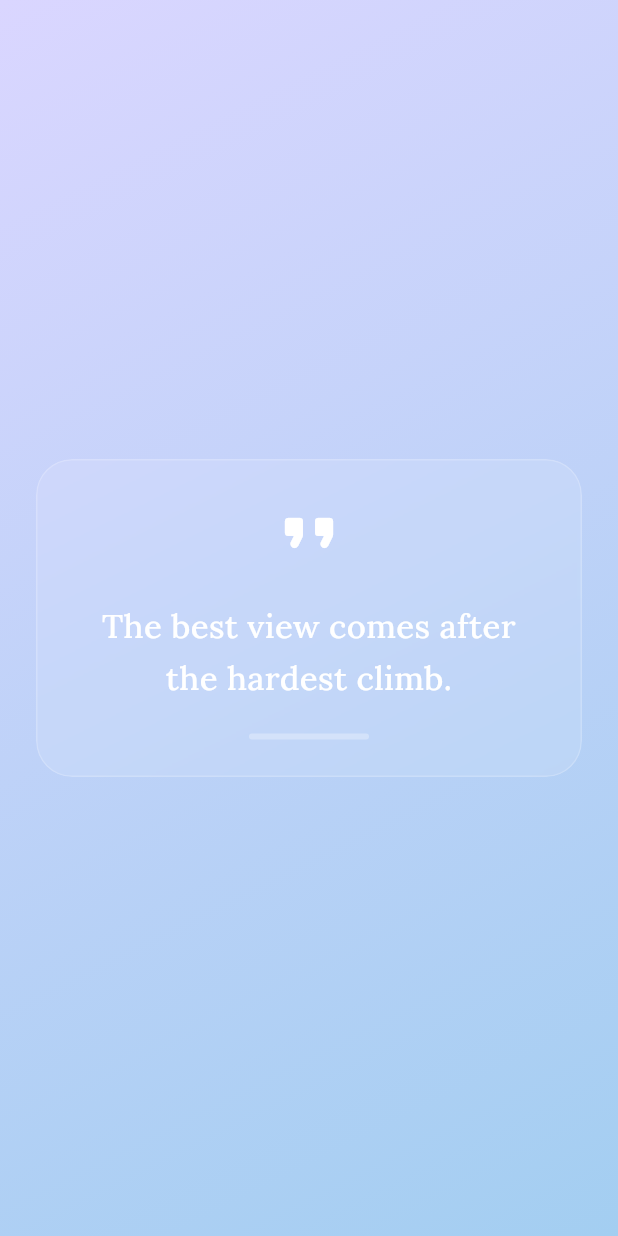
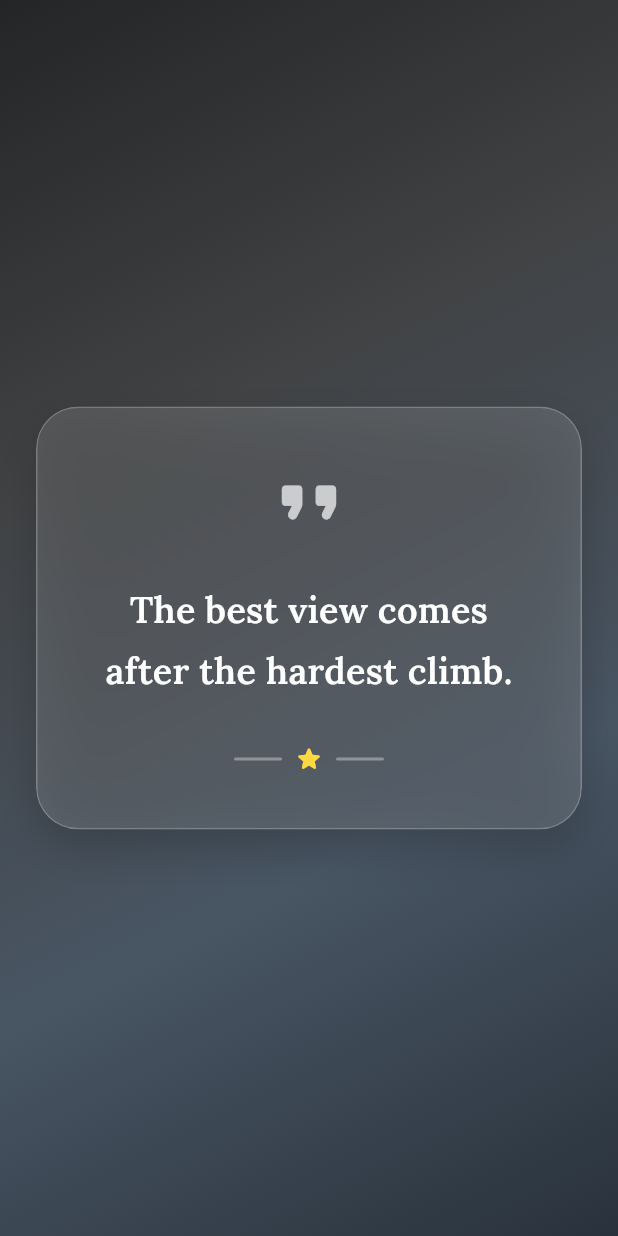
Before and after one commit to shoaib3474/Caress-Care, a Flutter app: the MotivationalScreen screen opened by its route, on a phone screen of 412 x 824 dp. Run offline on Flutter 3.47's test engine with Material 3 defaults, Android fonts, the phone set to English and light mode, and no system bars; our stand-ins replace firebase_auth, firebase_core, get, google_fonts, permission_handler, shared_preferences; accounts and stored records are empty.

Commit message:
check the screen and change app text style

```diff
--- a/lib/main.dart
+++ b/lib/main.dart
@@ -21,9 +21,8 @@ class MyApp extends StatelessWidget {
       debugShowCheckedModeBanner: false,
 
       title: 'Calm Zone',
-      initialRoute: AppRoutes.doctorRefScreen,
+      initialRoute: AppRoutes.mood,
       getPages: AppRoutes.routes,
-      theme: ThemeData(useMaterial3: true, fontFamily: 'Poppins'),
     );
   }
 }
--- a/lib/view/screens/auth/login_screen.dart
+++ b/lib/view/screens/auth/login_screen.dart
@@ -48,10 +48,12 @@ class _LoginScreenState extends State<LoginScreen> {
                   style: AppTextStyles.heading20White,
                 ),
                 SizedBox(height: 10),
-                CustomTextField(
+                  CustomTextField(
                   controller: emailCtrl,
+
                   hintText: 'Enter Your Email',
                 ),
+
                 SizedBox(height: 10),
                 CustomTextField(
                   controller: pwCtrl,
@@ -99,7 +101,7 @@ class _LoginScreenState extends State<LoginScreen> {
                   children: [
                     Text.rich(
                       TextSpan(
-                        text: 'Don\'t have an account? ',
+                        text: 'Don\'t have an account ? ',
                         children: [
                           TextSpan(
                             text: 'Register',
--- a/lib/view/screens/doctor_ref_screen.dart
+++ b/lib/view/screens/doctor_ref_screen.dart
@@ -1,4 +1,5 @@
-import 'package:caress_care/utils/const/app_colors.dart';
+// ignore_for_file: deprecated_member_use
+
 import 'package:flutter/material.dart';
 import 'package:get/get.dart';
 import 'package:url_launcher/url_launcher.dart';
--- a/lib/view/screens/motivational_screen.dart
+++ b/lib/view/screens/motivational_screen.dart
@@ -3,6 +3,7 @@
 import 'dart:math';
 import 'dart:ui';
 import 'package:flutter/material.dart';
+import 'package:flutter/widgets.dart';
 import 'package:google_fonts/google_fonts.dart';
 import 'package:caress_care/utils/const/app_colors.dart';
 
@@ -26,9 +27,10 @@ class _MotivationalScreenState extends State<MotivationalScreen>
     "It always seems impossible until it’s done.",
   ];
 
-  late final String _selectedQuote;
+  String _selectedQuote = ""; // <-- Fix here
   late final AnimationController _controller;
   late final Animation<Offset> _slideAnimation;
+  late final Animation<double> _fadeAnimation;
 
   @override
   void initState() {
@@ -45,6 +47,11 @@ class _MotivationalScreenState extends State<MotivationalScreen>
       end: Offset.zero,
     ).animate(CurvedAnimation(parent: _controller, curve: Curves.easeOut));
 
+    _fadeAnimation = CurvedAnimation(
+      parent: _controller,
+      curve: Curves.easeIn,
+    );
+
     _controller.forward();
   }
 
@@ -59,9 +66,14 @@ class _MotivationalScreenState extends State<MotivationalScreen>
     return Scaffold(
       extendBodyBehindAppBar: true,
       body: Container(
-        decoration: BoxDecoration(
+        decoration: const BoxDecoration(
           gradient: LinearGradient(
-            colors: AppColors.mainGradient,
+            colors: [
+              Color(0xFF232526),
+              Color(0xFF414345),
+              Color(0xFF485563),
+              Color(0xFF29323c),
+            ],
             begin: Alignment.topLeft,
             end: Alignment.bottomRight,
           ),
@@ -71,17 +83,31 @@ class _MotivationalScreenState extends State<MotivationalScreen>
             position: _slideAnimation,
             child: Padding(
               padding: const EdgeInsets.all(24.0),
+              child: Container(
+                decoration: BoxDecoration(
+                  borderRadius: BorderRadius.circular(28),
+                  boxShadow: [
+                    BoxShadow(
+                      color: Colors.black.withOpacity(0.18),
+                      blurRadius: 24,
+                      offset: const Offset(0, 12),
+                    ),
+                  ],
+                ),
                 child: ClipRRect(
-                borderRadius: BorderRadius.circular(24),
+                  borderRadius: BorderRadius.circular(28),
                   child: BackdropFilter(
-                  filter: ImageFilter.blur(sigmaX: 10, sigmaY: 10),
+                    filter: ImageFilter.blur(sigmaX: 16, sigmaY: 16),
                     child: Container(
-                    padding: const EdgeInsets.all(24),
+                      padding: const EdgeInsets.symmetric(
+                        horizontal: 32,
+                        vertical: 36,
+                      ),
                       decoration: BoxDecoration(
-                      color: AppColors.white.withOpacity(0.1),
-                      borderRadius: BorderRadius.circular(24),
+                        color: AppColors.white.withOpacity(0.13),
+                        borderRadius: BorderRadius.circular(28),
                         border: Border.all(
-                        color: AppColors.white.withOpacity(0.2),
+                          color: AppColors.white.withOpacity(0.22),
                         ),
                       ),
                       child: Column(
@@ -89,30 +115,52 @@ class _MotivationalScreenState extends State<MotivationalScreen>
                         children: [
                           const Icon(
                             Icons.format_quote_rounded,
-                          size: 48,
-                          color: AppColors.white,
+                            size: 54,
+                            color: Colors.white70,
                           ),
-                        const SizedBox(height: 20),
-                        Text(
+                          const SizedBox(height: 24),
+                          FadeTransition(
+                            opacity: _fadeAnimation,
+                            child: Text(
                               _selectedQuote,
                               textAlign: TextAlign.center,
                               style: GoogleFonts.lora(
-                            fontSize: 22,
-                            fontWeight: FontWeight.w500,
-                            color: AppColors.white,
-                            height: 1.6,
+                                fontSize: 24,
+                                fontWeight: FontWeight.w600,
+                                color: Colors.white,
+                                height: 1.7,
+                                letterSpacing: 0.2,
                               ),
                             ),
-                        const SizedBox(height: 20),
+                          ),
+                          const SizedBox(height: 28),
+                          Row(
+                            mainAxisAlignment: MainAxisAlignment.center,
+                            children: [
                               Container(
-                          height: 4,
-                          width: 80,
+                                height: 2,
+                                width: 32,
                                 decoration: BoxDecoration(
-                            color: AppColors.white.withOpacity(0.3),
+                                  color: Colors.white.withOpacity(0.35),
+                                  borderRadius: BorderRadius.circular(20),
+                                ),
+                              ),
+                              const SizedBox(width: 8),
+                              Icon(Icons.star_rounded,
+                                  color: Colors.amberAccent, size: 20),
+                              const SizedBox(width: 8),
+                              Container(
+                                height: 2,
+                                width: 32,
+                                decoration: BoxDecoration(
+                                  color: Colors.white.withOpacity(0.35),
                                   borderRadius: BorderRadius.circular(20),
                                 ),
                               ),
                             ],
+                          ),
+                        ],
+                      ),
                     ),
                   ),
                 ),
```
Also changed, not shown: lib/customs/custom_button.dart (+2 -5 lines), lib/customs/custom_text_feild.dart (+2 -6 lines), lib/utils/const/app_text.dart (+4 -4 lines), lib/view/screens/auth/agreement_screen.dart (+19 -1 lines), lib/view/screens/mod_sclection_screen.dart (+2 -6 lines), 1 other file. Lines whose indentation alone changed are shown as unchanged.
